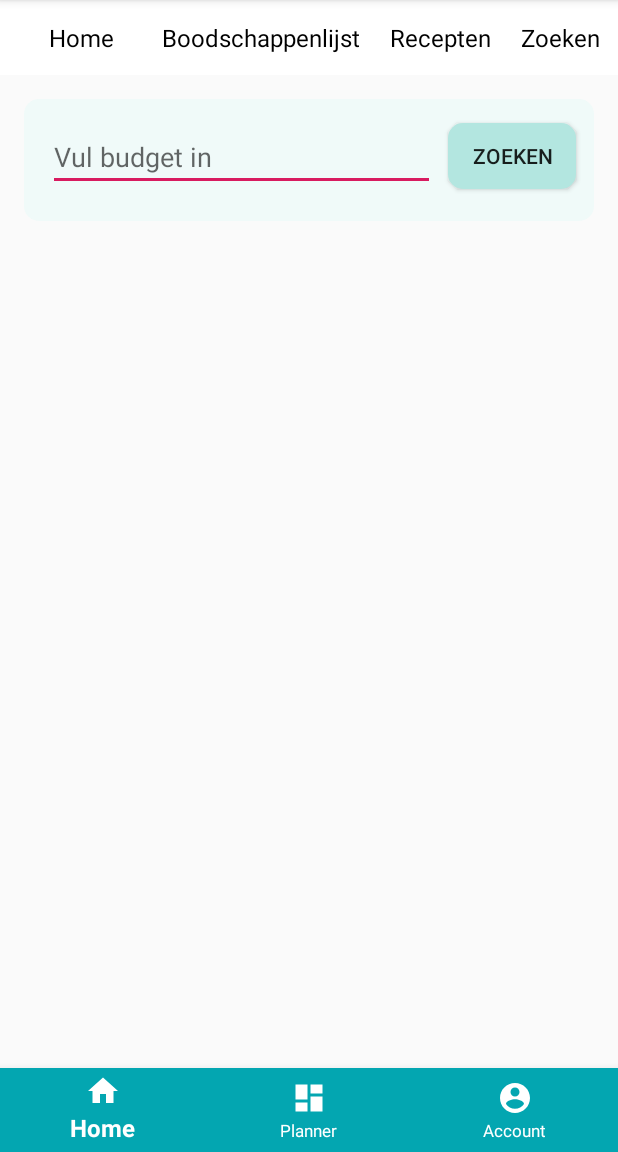
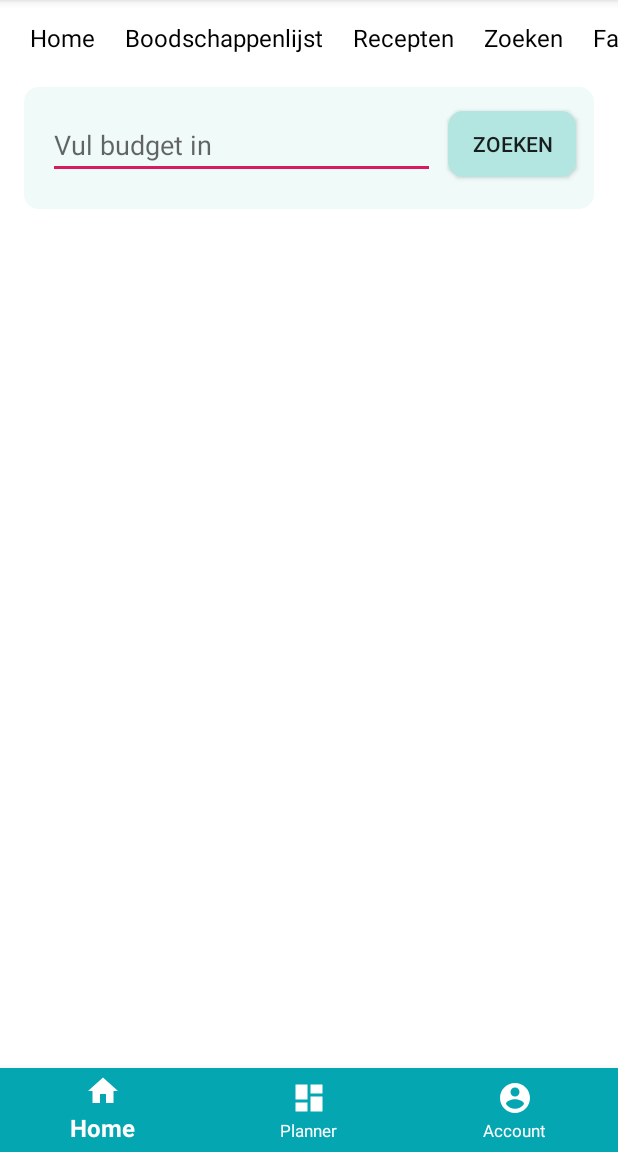
Before and after one commit to stefangrebenar/Prikkie, an Android app: the screen it shows after launch (MainActivity), on a phone screen of 412 x 824 dp, the part 84-1236 px from its top. Run offline under Robolectric (Android 15) with nearby library versions, the phone set to English and light mode, and no system bars.

Commit message:
layout changes

```diff
--- a/app/src/main/res/layout/fragment_home.xml
+++ b/app/src/main/res/layout/fragment_home.xml
@@ -15,12 +15,12 @@
             android:layout_width="wrap_content"
             android:layout_height="wrap_content"
             android:background="@color/colorWhite"
-
+            android:scrollbars="none"
             android:orientation="horizontal">
 
             <TextView
                 android:id="@+id/FirstButton"
-                android:layout_width="68dp"
+                android:layout_width="wrap_content"
                 android:layout_height="50dp"
                 android:layout_marginStart="20dp"
                 android:layout_marginEnd="20dp"
@@ -33,7 +33,7 @@
 
             <TextView
                 android:id="@+id/TextButton"
-                android:layout_width="match_parent"
+                android:layout_width="wrap_content"
                 android:layout_height="match_parent"
                 android:layout_marginEnd="20dp"
                 android:background="@color/colorWhite"
@@ -45,27 +45,39 @@
 
             <TextView
                 android:id="@+id/Recipe"
-                android:layout_width="match_parent"
+                android:layout_width="wrap_content"
                 android:layout_height="match_parent"
+                android:layout_marginEnd="20dp"
+                android:background="@color/colorWhite"
                 android:gravity="center"
-                android:background="@color/colorWhite"
                 android:text="Recepten"
+                android:textAlignment="center"
                 android:textColor="@color/colorBlack"
-                android:textSize="16sp"
-                android:textAlignment="center"
-                android:layout_marginEnd="20dp"/>
+                android:textSize="16sp" />
 
             <TextView
                 android:id="@+id/Search"
-                android:layout_width="match_parent"
+                android:layout_width="wrap_content"
                 android:layout_height="match_parent"
+                android:layout_marginEnd="20dp"
+                android:background="@color/colorWhite"
                 android:gravity="center"
+                android:text="Zoeken"
+                android:textAlignment="center"
+                android:textColor="@color/colorBlack"
+                android:textSize="16sp" />
+
+            <TextView
+                android:id="@+id/Favorites"
+                android:layout_width="wrap_content"
+                android:layout_height="match_parent"
+                android:layout_marginEnd="20dp"
                 android:background="@color/colorWhite"
-                android:text="Zoeken"
+                android:gravity="center"
+                android:text="Favorieten"
+                android:textAlignment="center"
                 android:textColor="@color/colorBlack"
-                android:textSize="16sp"
-                android:textAlignment="center"
-                android:layout_marginEnd="20dp"/>
+                android:textSize="16sp" />
 
         </LinearLayout>
     </HorizontalScrollView>
@@ -74,6 +86,7 @@
     <FrameLayout
         android:id="@+id/frame_container"
         android:layout_width="match_parent"
-        android:layout_height="match_parent"></FrameLayout>
+        android:layout_height="match_parent"
+        android:background="@color/colorWhite"></FrameLayout>
 
 </LinearLayout>
--- a/app/src/main/res/layout/fragment_home_default.xml
+++ b/app/src/main/res/layout/fragment_home_default.xml
@@ -13,7 +13,7 @@
         android:layout_width="match_parent"
         android:layout_height="wrap_content"
         android:layout_marginStart="16dp"
-        android:layout_marginTop="16dp"
+        android:layout_marginTop="8dp"
         android:layout_marginEnd="16dp"
         android:background="@drawable/recipe_background"
         android:paddingBottom="@dimen/activity_vertical_margin"
--- a/app/src/main/res/layout/fragment_recipe.xml
+++ b/app/src/main/res/layout/fragment_recipe.xml
@@ -11,7 +11,7 @@
         android:id="@+id/constraintLayout2"
         android:layout_width="wrap_content"
         android:layout_height="wrap_content"
-        android:layout_marginTop="@dimen/activity_vertical_margin"
+        android:layout_marginTop="8dp"
         android:background="@drawable/recipe_background"
         app:layout_constraintEnd_toEndOf="parent"
         app:layout_constraintStart_toStartOf="parent"
```
